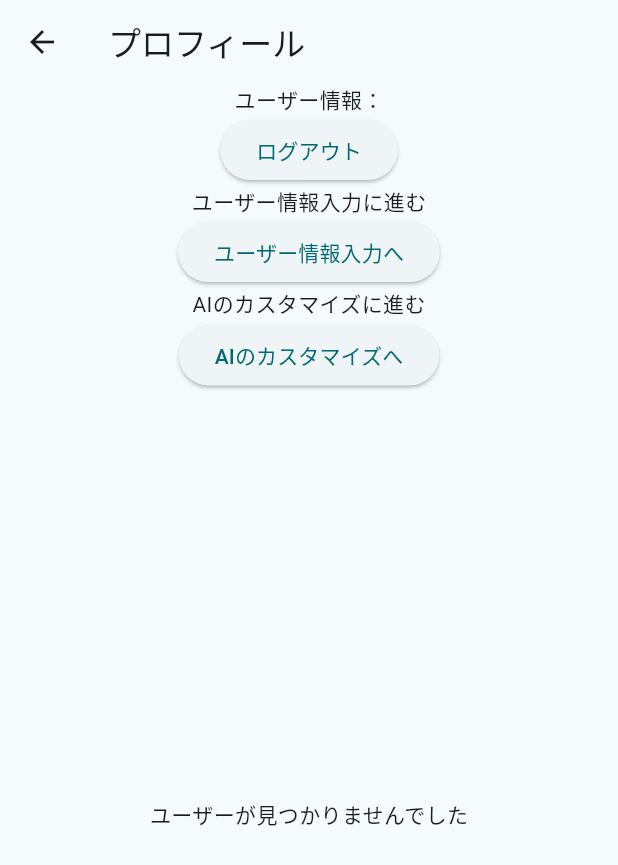
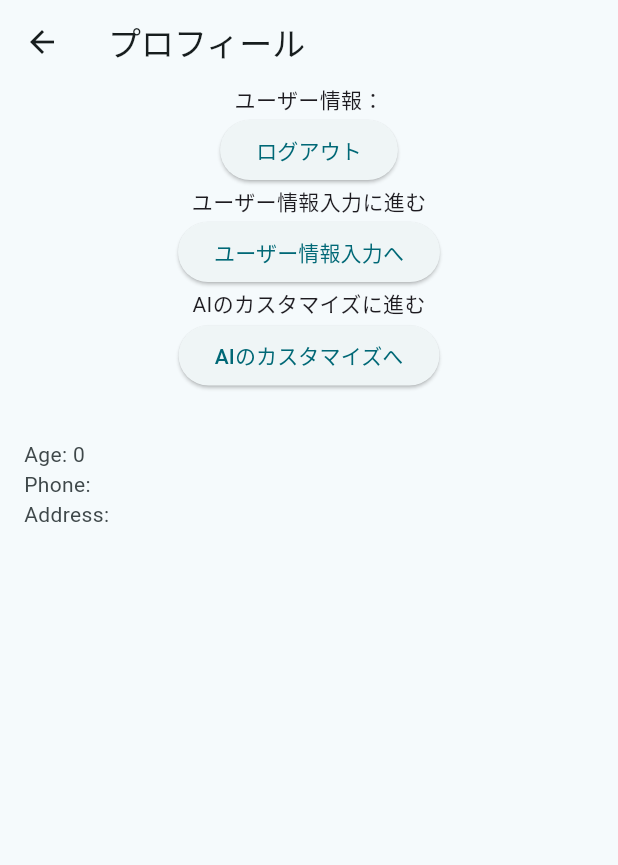
Before and after one commit to aidio-reserve/frontend, a Flutter app: the ProfileScreen screen opened by its route, on a phone screen of 412 x 824 dp. Shown: the top 865 px of the screen. Run offline on Flutter 3.47's test engine with Material 3 defaults, Android fonts, the phone set to English and light mode, and no system bars; our stand-ins replace cloud_firestore, firebase_auth, firebase_core, flutter_chat_bubble, flutter_dotenv, flutter_riverpod and 6 more; accounts and stored records are empty; network calls fail.

Commit message:
uidに対応するユーザーの情報のみが表示されるように実装

```diff
--- a/lib/models/user/user.dart
+++ b/lib/models/user/user.dart
@@ -1,4 +1,5 @@
 import 'package:cloud_firestore/cloud_firestore.dart';
+import 'package:flutter/material.dart';
 import 'package:freezed_annotation/freezed_annotation.dart';
 
 part 'user.freezed.dart';
@@ -20,6 +21,21 @@ class User with _$User {
 
   factory User.fromFirestore(DocumentSnapshot<Map<String, dynamic>> doc) {
     final data = doc.data()!;
-    return User.fromJson(data).copyWith(uid: doc.id);
+    debugPrint('Document data: $data');
+    debugPrint('uid: ${doc.id}');
+    debugPrint('name: ${data['name']}');
+    debugPrint('age: ${data['age']}');
+    debugPrint('phoneNumber: ${data['phoneNumber']}');
+    debugPrint('address: ${data['address']}');
+    debugPrint('isPremium: ${data['isPremium']}');
+
+    return User.fromJson({
+      'uid': doc.id,
+      'name': data['name'] ?? '',
+      'age': data['age'] ?? 0,
+      'phoneNumber': data['phoneNumber'] ?? '',
+      'address': data['address'] ?? '',
+      'isPremium': data['isPremium'] ?? false,
+    });
   }
 }
--- a/lib/providers/user_provider.dart
+++ b/lib/providers/user_provider.dart
@@ -3,15 +3,19 @@ import 'package:cloud_firestore/cloud_firestore.dart';
 import 'package:flutter/material.dart';
 import 'package:flutter_riverpod/flutter_riverpod.dart';
 
-final userProvider = StreamProvider<List<User>>((ref) {
+final userProvider =
+    StreamProvider.autoDispose.family<User?, String>((ref, uid) {
   return FirebaseFirestore.instance
       .collection('users')
+      .doc(uid)
       .snapshots()
-      .map((snapshot) {
-    return snapshot.docs.map((doc) {
+      .map((doc) {
+    if (doc.exists) {
       final user = User.fromFirestore(doc);
       debugPrint('Fetched user: ${user.toString()}');
       return user;
-    }).toList();
+    } else {
+      return null;
+    }
   });
 });
--- a/lib/ui/screens/drawer/profile_screen.dart
+++ b/lib/ui/screens/drawer/profile_screen.dart
@@ -17,7 +17,6 @@ class ProfileScreen extends ConsumerWidget {
   @override
   Widget build(BuildContext context, WidgetRef ref) {
     final authState = ref.watch(authStateProvider);
-    final users = ref.watch(userProvider);
 
     return authState.when(
       data: (user) {
@@ -29,13 +28,23 @@ class ProfileScreen extends ConsumerWidget {
             body: Center(child: CircularProgressIndicator()),
           );
         } else {
+          // 現在ログインしているユーザーの UID を使用して userProvider を監視
+          final userData = ref.watch(userProvider(user.uid));
+
+          return userData.when(
+            data: (user) {
+              if (user == null) {
+                return const Scaffold(
+                  body: Center(child: Text('ユーザー情報が見つかりません')),
+                );
+              }
               return Scaffold(
                 appBar: AppBar(
                   title: const Text('プロフィール'),
                 ),
                 body: Column(
                   children: [
-                Text('ユーザー情報：${user.email}'),
+                    Text('ユーザー情報：${user.name}'),
                     ElevatedButton(
                       onPressed: () {
                         FirebaseAuth.instance.signOut();
@@ -48,7 +57,9 @@ class ProfileScreen extends ConsumerWidget {
                         Navigator.push(
                           context,
                           MaterialPageRoute(
-                            builder: (context) => AddUserInfoScreen(user.uid)));
+                            builder: (context) => AddUserInfoScreen(user.uid),
+                          ),
+                        );
                       },
                       child: const Text('ユーザー情報入力へ'),
                     ),
@@ -58,29 +69,16 @@ class ProfileScreen extends ConsumerWidget {
                         Navigator.push(
                           context,
                           MaterialPageRoute(
-                            builder: (context) => AddAiInfoScreen(user.uid)));
+                            builder: (context) => AddAiInfoScreen(user.uid),
+                          ),
+                        );
                       },
                       child: const Text('AIのカスタマイズへ'),
                     ),
                     Expanded(
-                  child: users.when(
-                    loading: () => const Center(
-                      child: CircularProgressIndicator(),
-                    ),
-                    data: (users) {
-                      if (users.isEmpty) {
-                        return const Center(
-                          child: Text('ユーザーが見つかりませんでした'),
-                        );
-                      }
-                      debugPrint('ユーザーが見つかりました');
-                      return ListView.builder(
-                        itemCount: users.length,
-                        itemBuilder: (context, index) {
-                          final user = users[index];
-                          debugPrint('user:$user');
-                          debugPrint('Rendering user: ${user.toString()}');
-                          return ListTile(
+                      child: ListView(
+                        children: [
+                          ListTile(
                             title: Text(user.name),
                             subtitle: Column(
                               crossAxisAlignment: CrossAxisAlignment.start,
@@ -90,30 +88,19 @@ class ProfileScreen extends ConsumerWidget {
                                 Text('Address: ${user.address}'),
                               ],
                             ),
-                          );
-                        },
-                      );
-                    },
-                    error: (error, stack) {
-                      // エラーメッセージを詳細にログに出力
-                      debugPrint('Error occurred: $error');
-                      debugPrint('Stack trace: $stack');
-                      return Center(
-                        child: Column(
-                          mainAxisAlignment: MainAxisAlignment.center,
-                          children: [
-                            Text('エラーが発生しました：$error'),
-                            ElevatedButton(
-                              onPressed: () => ref.refresh(userProvider),
-                              child: const Text('再読み込み'),
+                          ),
+                        ],
+                      ),
                     ),
                   ],
                 ),
               );
             },
+            loading: () => const Scaffold(
+              body: Center(child: CircularProgressIndicator()),
             ),
-                ),
-              ],
+            error: (error, stackTrace) => Scaffold(
+              body: Center(child: Text('エラーが発生しました：$error')),
             ),
           );
         }
@@ -122,7 +109,7 @@ class ProfileScreen extends ConsumerWidget {
         body: Center(child: CircularProgressIndicator()),
       ),
       error: (error, stackTrace) => Scaffold(
-        body: Center(child: Text('エラーが発生しました。：$error')),
+        body: Center(child: Text('エラーが発生しました：$error')),
       ),
     );
   }
```
Lines whose indentation alone changed are shown as unchanged.
